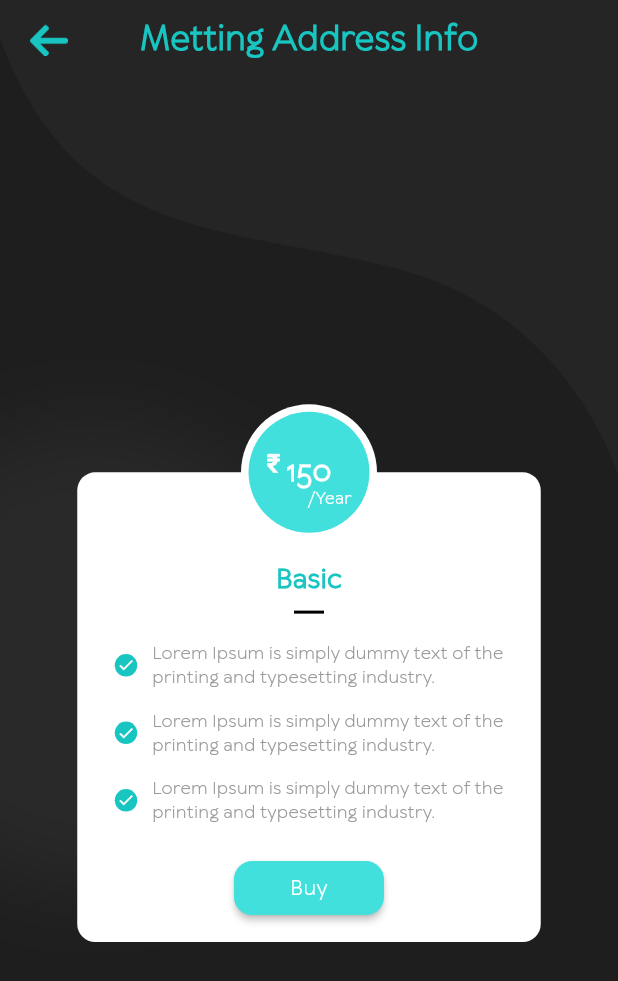
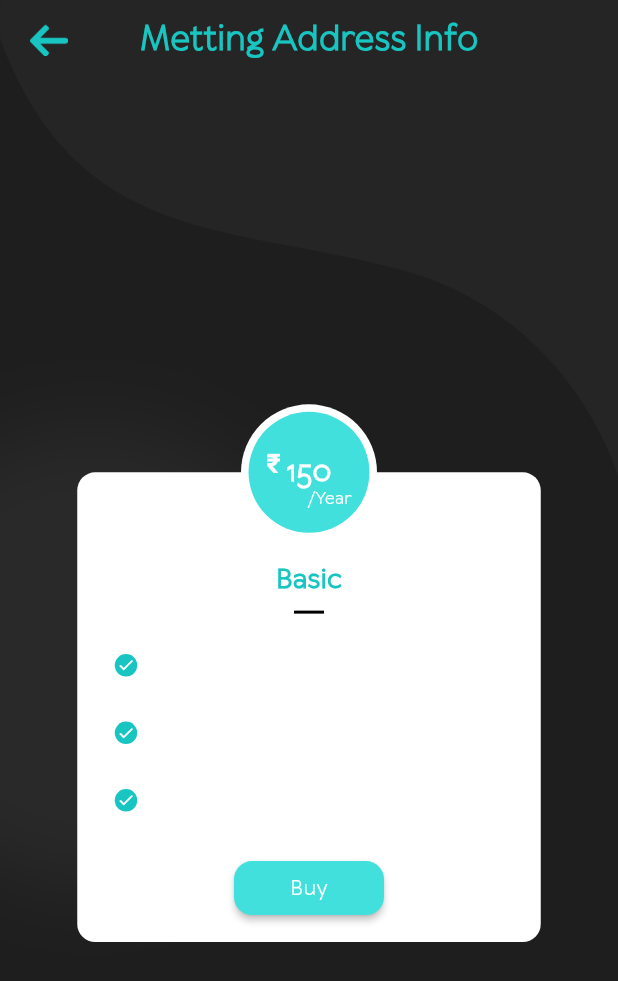
Before and after one commit to rushit5560/Pet_Met, a Flutter app: the MettingAddressInfoScreen screen opened directly, on a phone screen of 412 x 824 dp. Shown: the top 981 px of the screen. Run offline on Flutter 3.47's test engine with Material 2 defaults, Android fonts, the phone set to English and light mode, and no system bars; our stand-ins replace animated_text_kit, bubble_bottom_bar, carousel_slider, cloud_firestore, expandable, firebase_auth and 15 more; missing offline and left inert: datepicker_dropdown, day_night_switcher, flutter_facebook_auth, razorpay_flutter, stories_editor; accounts and stored records are empty; network calls fail.

Commit message:
06-03-23 changes

```diff
--- a/pet_met/lib/screens/chat_screen/chat_screen.dart
+++ b/pet_met/lib/screens/chat_screen/chat_screen.dart
@@ -340,7 +340,7 @@ class _ChatScreenState extends State<ChatScreen> {
                             ),
                             // const SizedBox(height: 5),
                             // Text(
-                            //   'Lorem Ipsum dummy Text for printing',
+                            //   '',
                             //   maxLines: 1,
                             //   overflow: TextOverflow.ellipsis,
                             //   style: TextStyle(fontSize: 11),
--- a/pet_met/lib/screens/metting_address_info_screen/metting_address_info_screen.dart
+++ b/pet_met/lib/screens/metting_address_info_screen/metting_address_info_screen.dart
@@ -280,10 +280,10 @@ class PetTrackingDetailsCheckModule extends StatelessWidget {
             mainAxisAlignment: MainAxisAlignment.center,
             crossAxisAlignment: CrossAxisAlignment.start,
             children: [
-              Container(
+              SizedBox(
                 width: size.width * 0.58,
                 child: Text(
-                  "Lorem Ipsum is simply dummy text of the printing and typesetting industry.",
+                  "",
                   style: TextStyle(
                     color: AppColors.greyTextColor,
                     fontSize: 8.5.sp,
--- a/pet_met/lib/screens/pet_tracker_pricing_screen/pet_tracker_pricing_screen.dart
+++ b/pet_met/lib/screens/pet_tracker_pricing_screen/pet_tracker_pricing_screen.dart
@@ -355,7 +355,7 @@ class PetTrackingDetailsCheckModule extends StatelessWidget {
                 width: size.width * 0.58,
                 child: Text(
                   detailsText == null
-                      ? "Lorem Ipsum is simply dummy text of the printing and typesetting industry."
+                      ? ""
                       : detailsText!,
                   style: TextStyle(
                     color: themeProvider.darkTheme
@@ -367,7 +367,7 @@ class PetTrackingDetailsCheckModule extends StatelessWidget {
                 ),
                 // child: Html(
                 //   data:  detailsText == null
-                //         ? "Lorem Ipsum is simply dummy text of the printing and typesetting industry."
+                //         ? ""
                 //         : detailsText!,
                 // ),
               ),
--- a/pet_met/lib/screens/upload_pet_screen/upload_pet_screen_widgets.dart
+++ b/pet_met/lib/screens/upload_pet_screen/upload_pet_screen_widgets.dart
@@ -1015,7 +1015,7 @@ class _BirthDateDropDownState extends State<BirthDateDropDown> {
               color: themeProvider.darkTheme
                   ? AppColors.whiteColor
                   : AppColors.blackTextColor,
-              fontSize: 12.sp,
+              // fontSize: 12.sp,
               fontWeight: FontWeight.w400,
             ),
             icon: Icon(
--- a/pet_met/lib/screens/user_categories_screen/user_categories_screen.dart
+++ b/pet_met/lib/screens/user_categories_screen/user_categories_screen.dart
@@ -305,7 +305,7 @@ class _UserCategoriesScreenState extends State<UserCategoriesScreen> {
                                         },
                                         style: ElevatedButton.styleFrom(
                                           primary: AppColors.accentColor,
-                                          fixedSize: const Size(100, 45),
+                                          // fixedSize: const Size(100, 45),
                                           shape: const RoundedRectangleBorder(
                                             borderRadius: BorderRadius.all(
                                               Radius.circular(12),
```
Also changed, not shown: pet_met/lib/controllers/splash_controller.dart (+6 -3 lines), 1 other file.
